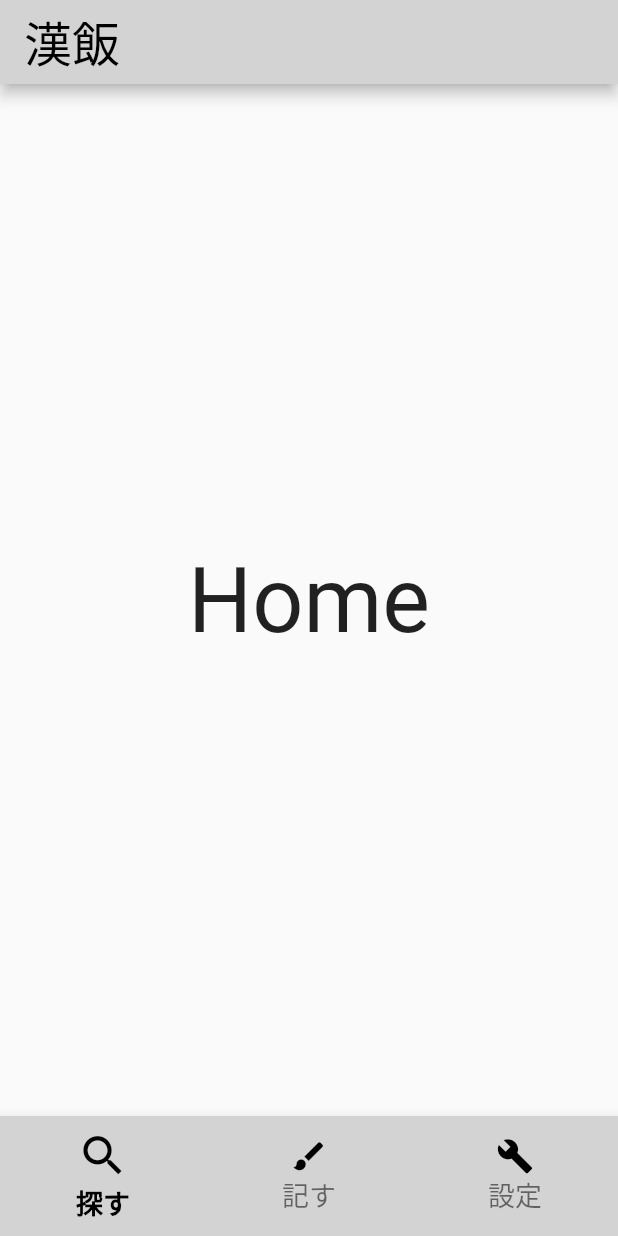
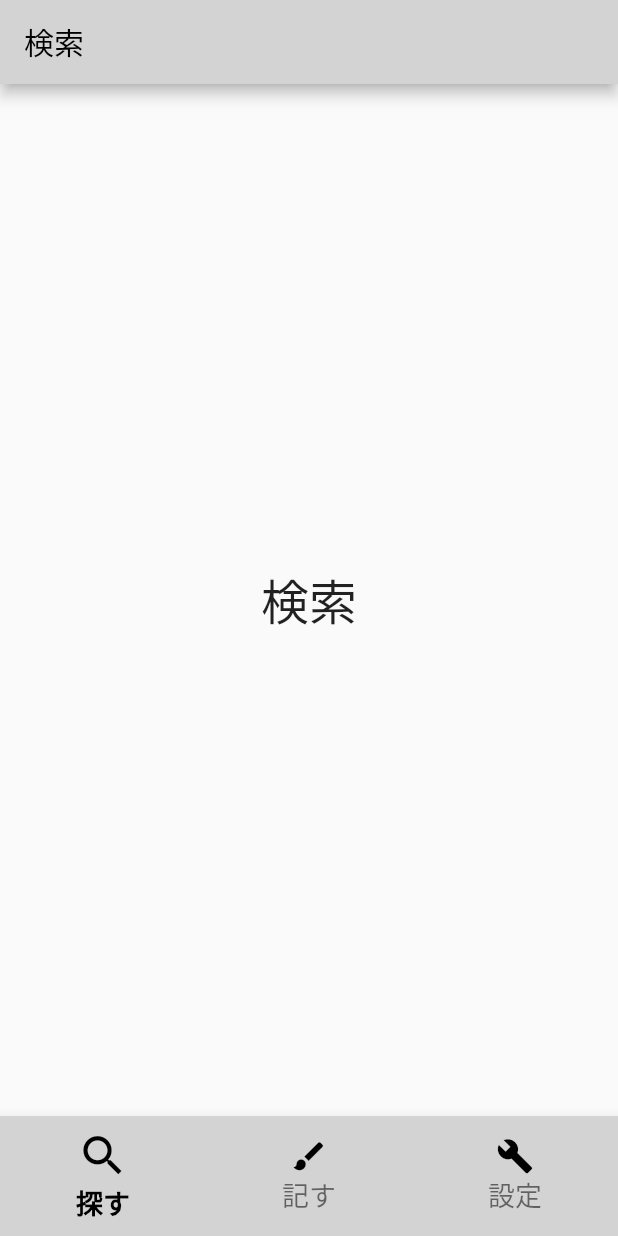
Before and after one commit to RiutaDaikiSenpai/otoko_meshi, a Flutter app: the screen it shows after launch, on a phone screen of 412 x 824 dp. Run offline on Flutter 3.47's test engine with Material 2 defaults, Android fonts, the phone set to English and light mode, and no system bars.

Commit message:
BottomNavigationの画面遷移実装

```diff
--- a/lib/main.dart
+++ b/lib/main.dart
@@ -1,4 +1,7 @@
 import 'package:flutter/material.dart';
+import 'package:otoko_meshi/screens/search.dart';
+import 'package:otoko_meshi/screens/settings.dart';
+import 'package:otoko_meshi/screens/write.dart';
 
 void main() {
   // runApp(const SearchRecipe());
@@ -32,24 +35,26 @@ class MyHomePage extends StatefulWidget {
 }
 
 class _MyHomePageState extends State<MyHomePage> {
-  int currentIndex = 0;
+  int _selectedIndex = 0;
+
+  static const _screens = [
+    SearchScreen(),
+    WriteScreen(),
+    SettingsScreen()
+  ];
+
+  void _onItemTapped(int index) {
+    setState(() {
+      _selectedIndex = index;
+      print(index);
+    });
+  }
 
   @override
   Widget build(BuildContext context) {
     return Scaffold(
-      appBar: AppBar(
-        backgroundColor: const Color(0xFFd3d3d3),
-        title: Text(
-          widget.title,
-          style: const TextStyle(color: Colors.black, fontSize: 32),
-        ),
-      ),
-      body: const Center(
-        child: Text(
-          'Home',
-          style: TextStyle(fontSize: 60),
-        ),
-      ),
+      body: _screens[_selectedIndex],
+
       bottomNavigationBar: BottomNavigationBar(
         backgroundColor: const Color(0xFFd3d3d3),
         selectedIconTheme: const IconThemeData(size: 35),
@@ -59,8 +64,8 @@ class _MyHomePageState extends State<MyHomePage> {
         unselectedFontSize: 18,
         selectedItemColor: Colors.black,
         type: BottomNavigationBarType.fixed,
-        currentIndex: currentIndex,
-        onTap: (index) => setState(() => currentIndex = index),
+        currentIndex: _selectedIndex,
+        onTap: _onItemTapped,
         items: const [
           BottomNavigationBarItem(
             icon: Icon(
--- /dev/null
+++ b/lib/screens/search.dart
@@ -0,0 +1,19 @@
+import 'package:flutter/material.dart';
+
+class SearchScreen extends StatelessWidget {
+  const SearchScreen({Key? key}) : super(key: key);
+
+  @override
+  Widget build(BuildContext context) {
+    return Scaffold(
+      appBar: AppBar(
+        backgroundColor: const Color(0xFFd3d3d3),
+        title: const Text(
+          '検索',
+          style: TextStyle(color: Colors.black),
+        ),
+      ),
+      body: const Center(child: Text('検索', style: TextStyle(fontSize: 32.0))),
+    );
+  }
+}
```
Also changed, not shown: lib/screens/settings.dart (added, +19 -0 lines), lib/screens/write.dart (added, +19 -0 lines).
